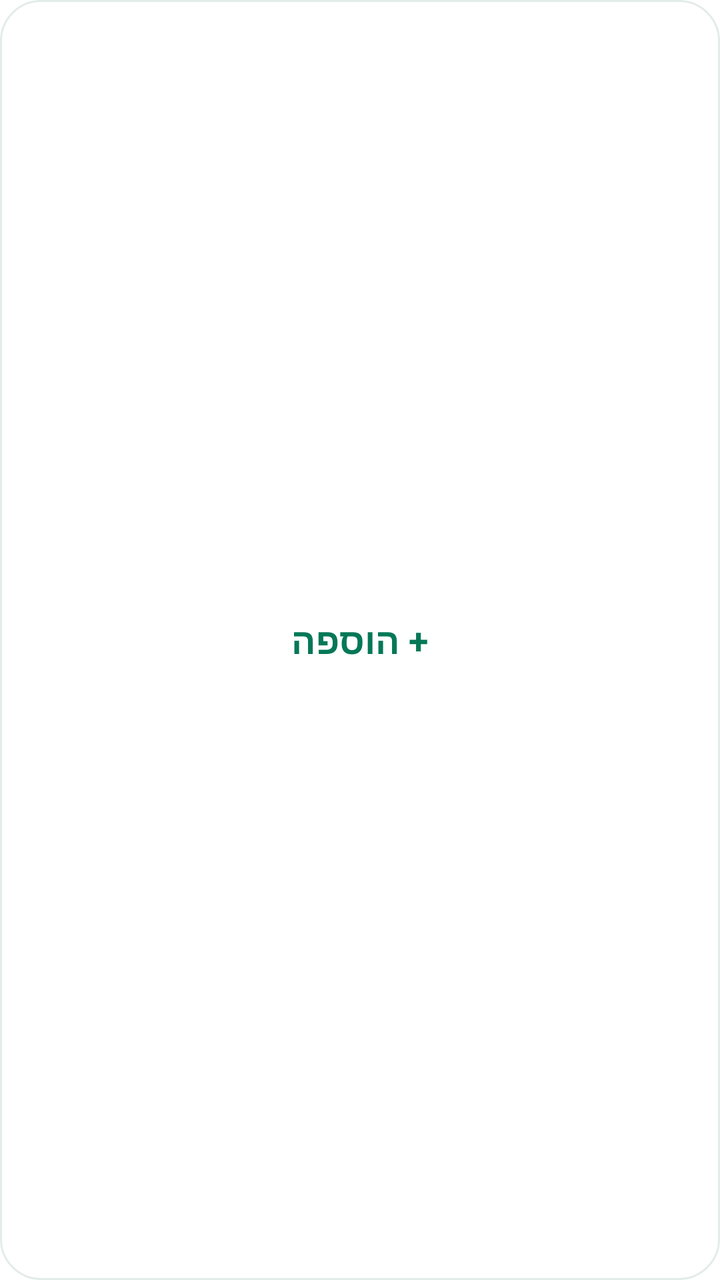
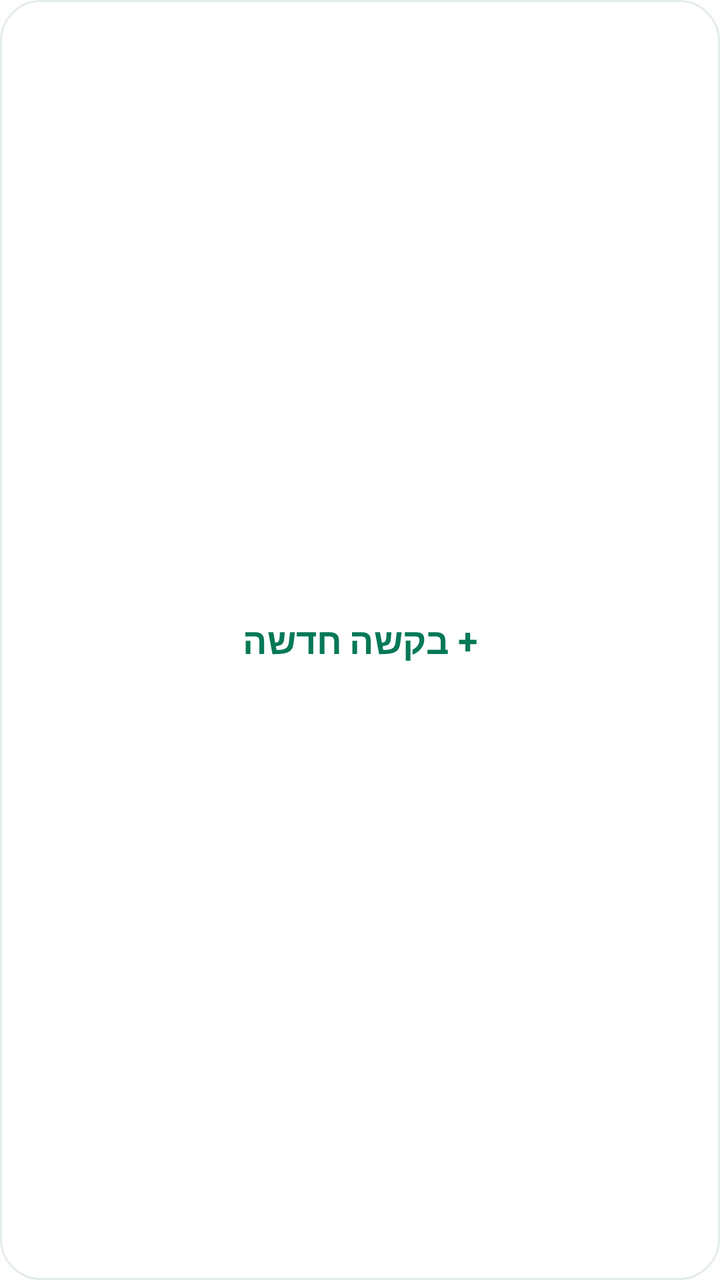

Two renders of the same Android screen: before a commit and after it. Below are the layout's source before the change and the commit's diff.
<!-- AndroidManifest.xml: fallback theme Theme.MaterialComponents.DayNight.NoActionBar -->
<!-- res/layout/widget_quick_add.xml -->
<?xml version="1.0" encoding="utf-8"?>
<LinearLayout xmlns:android="http://schemas.android.com/apk/res/android"
    android:id="@+id/root"
    android:layout_width="match_parent"
    android:layout_height="match_parent"
    android:background="@drawable/widget_background"
    android:gravity="center"
    android:layoutDirection="rtl"
    android:orientation="horizontal"
    android:padding="12dp">
    <TextView
        android:layout_width="wrap_content"
        android:layout_height="wrap_content"
        android:text="+ הוספה"
        android:textColor="#047857"
        android:textSize="18sp"
        android:textStyle="bold" />
</LinearLayout>
<!-- resources referenced by this layout -->
<resources>
  <!-- drawable widget_background (drawable) -->
  <?xml version="1.0" encoding="utf-8"?>
  <shape xmlns:android="http://schemas.android.com/apk/res/android">
      <solid android:color="#FFFFFF" />
      <stroke android:width="1dp" android:color="#E4ECE8" />
      <corners android:radius="20dp" />
  </shape>
</resources>

<!-- the commit's change to res/layout/widget_quick_add.xml (unified diff, before → after) -->
@@ -11,7 +11,7 @@
     <TextView
         android:layout_width="wrap_content"
         android:layout_height="wrap_content"
-        android:text="+ הוספה"
+        android:text="+ בקשה חדשה"
         android:textColor="#047857"
         android:textSize="18sp"
         android:textStyle="bold" />
